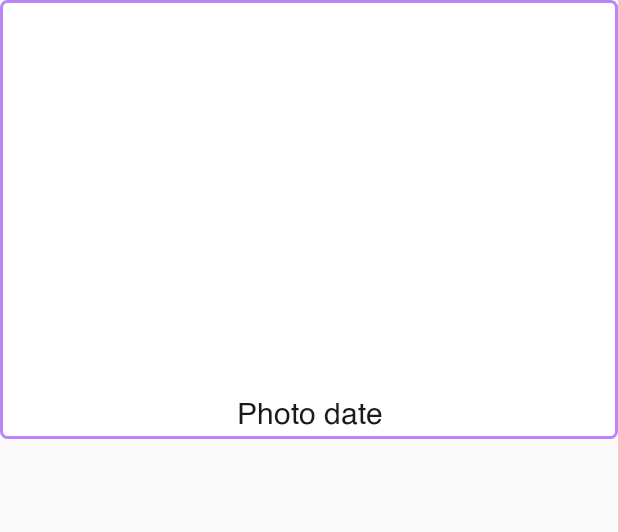
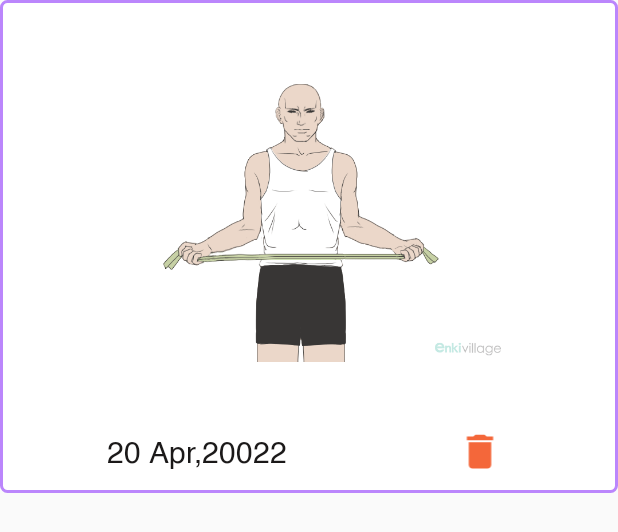
Before and after one commit to omkarvashistha/WorkoutAdvisor, an Android app: the layout progress_photo_layout.xml on its own in the app's theme, with its tools: preview values and no code run, on a phone screen of 412 x 824 dp. Shown: the top 532 px of the screen. Run offline under Robolectric (Android 15) with nearby library versions, the light colour scheme and no system bars; Roboto replaces fonts that are not available here.

Commit message:
Connected Capture Functionality to Home Page and created Progress Table

```diff
--- /dev/null
+++ b/app/src/main/res/drawable/delete_photo.xml
@@ -0,0 +1,5 @@
+<vector android:height="24dp" android:tint="#F4673A"
+    android:viewportHeight="24" android:viewportWidth="24"
+    android:width="24dp" xmlns:android="http://schemas.android.com/apk/res/android">
+    <path android:fillColor="@android:color/white" android:pathData="M6,19c0,1.1 0.9,2 2,2h8c1.1,0 2,-0.9 2,-2V7H6v12zM19,4h-3.5l-1,-1h-5l-1,1H5v2h14V4z"/>
+</vector>
--- a/app/src/main/res/layout/activity_capture_view.xml
+++ b/app/src/main/res/layout/activity_capture_view.xml
@@ -39,6 +39,7 @@
 
             <!-- FIRST VIEW HERE   -->
             <LinearLayout
+                android:id="@+id/capture_photo_view"
                 android:layout_marginTop="10dp"
                 android:layout_width="fill_parent"
                 android:layout_height="wrap_content"
@@ -141,6 +142,7 @@
 
 <!--                              SECOND VIEW                               -->
             <LinearLayout
+                android:id="@+id/view_progress_screen"
                 android:layout_marginTop="15dp"
                 android:layout_width="fill_parent"
                 android:layout_height="wrap_content"
--- a/app/src/main/res/layout/activity_user_home2.xml
+++ b/app/src/main/res/layout/activity_user_home2.xml
@@ -30,7 +30,7 @@
                     android:layout_height="wrap_content"
                     android:layout_marginStart="12dp"
                     android:layout_marginTop="10dp"
-                    android:text="Hi Omkar"
+                    android:text="Hi"
                     android:fontFamily="@font/helvetica"
                     android:textColor="#DBD8E3"
                     android:textSize="25sp" />
--- a/app/src/main/res/layout/progress_photo_layout.xml
+++ b/app/src/main/res/layout/progress_photo_layout.xml
@@ -4,13 +4,15 @@
     xmlns:tools="http://schemas.android.com/tools"
     android:layout_width="match_parent"
     android:background="@drawable/exercise_name_bg_addworkout"
-    android:layout_height="wrap_content">
+    android:layout_height="wrap_content"
+    android:padding="10dp">
 
     <ImageView
         android:id="@+id/progressImg"
         android:layout_width="267dp"
         android:layout_height="208dp"
         android:layout_marginTop="32dp"
+        android:src="@drawable/warmup"
         app:layout_constraintEnd_toEndOf="parent"
         app:layout_constraintStart_toStartOf="parent"
         app:layout_constraintTop_toTopOf="parent" />
@@ -19,14 +21,24 @@
         android:id="@+id/photo_date"
         android:layout_width="wrap_content"
         android:layout_height="wrap_content"
-        android:layout_marginTop="20dp"
+        android:layout_marginTop="36dp"
+        android:layout_marginEnd="148dp"
         android:fontFamily="@font/helvetica"
-        android:text="Photo date"
+        android:text="20 Apr,20022"
         android:textColor="#1B1919"
         android:textSize="20dp"
-        android:layout_marginBottom="10dp"
         app:layout_constraintEnd_toEndOf="@+id/progressImg"
-        app:layout_constraintStart_toStartOf="@+id/progressImg"
+        app:layout_constraintTop_toBottomOf="@+id/progressImg" />
+
+    <ImageView
+        android:layout_width="40dp"
+        android:layout_height="30dp"
+        android:layout_marginStart="130dp"
+        android:layout_marginTop="36dp"
+        android:src="@drawable/delete_photo"
+        app:layout_constraintEnd_toEndOf="@+id/progressImg"
+        app:layout_constraintHorizontal_bias="1.0"
+        app:layout_constraintStart_toEndOf="@+id/photo_date"
         app:layout_constraintTop_toBottomOf="@+id/progressImg" />
 
 </androidx.constraintlayout.widget.ConstraintLayout>
```
Also changed, not shown: app/src/main/java/com/example/workoutadvisor/CaptureView.java (+21 -1 lines), app/src/main/java/com/example/workoutadvisor/SqlDbHelper.java (+7 -1 lines), app/src/main/java/com/example/workoutadvisor/UserHome2.java (+22 -5 lines), app/src/main/java/com/example/workoutadvisor/ViewProgress.java (+17 -1 lines).
